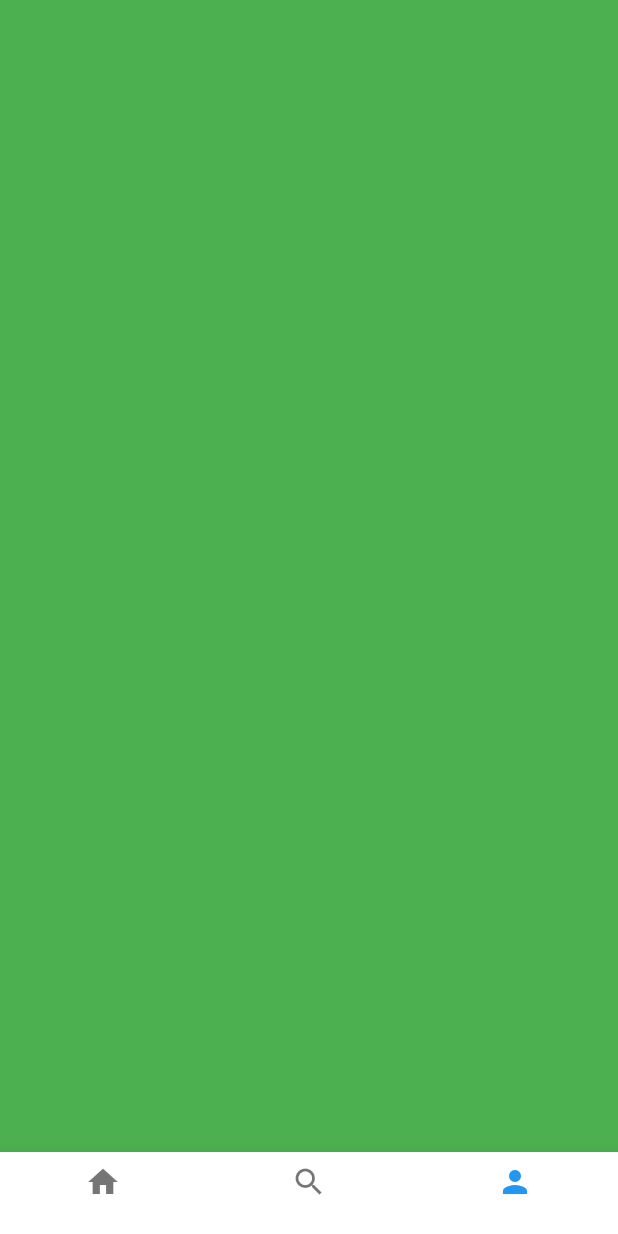
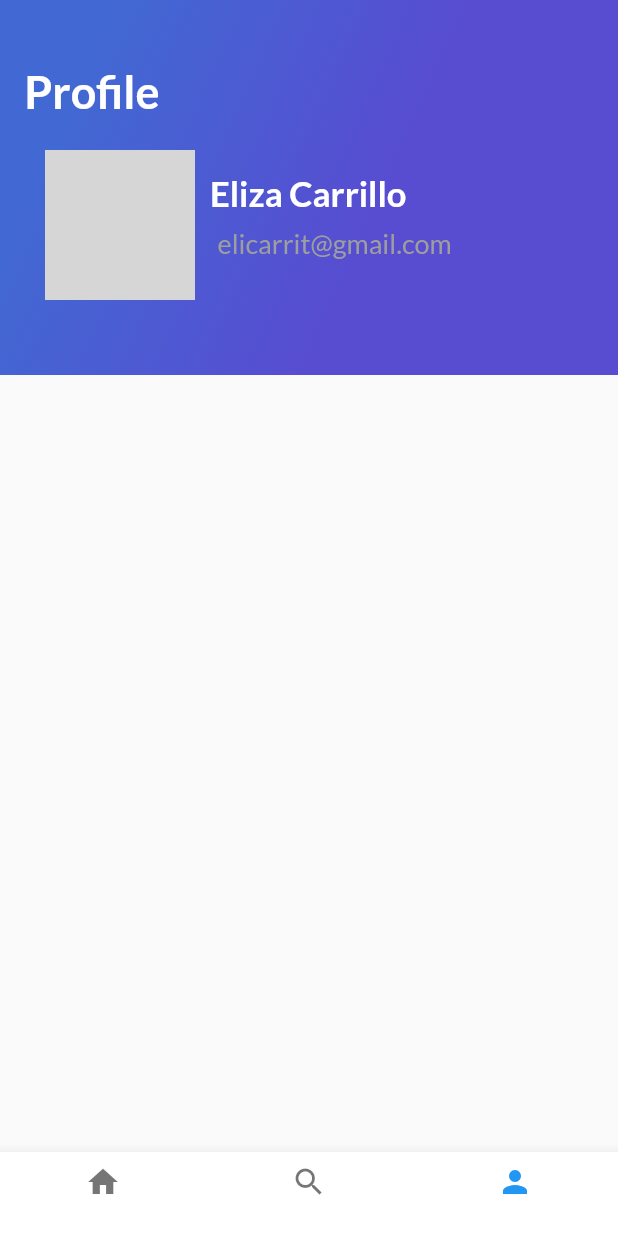
Before and after one commit to OscarArias1234/app1, a Flutter app: the screen it shows after launch, item 3 of the bottom bar chosen, on a phone screen of 412 x 824 dp. Run offline on Flutter 3.47's test engine with Material 2 defaults, Android fonts, the phone set to English and light mode, and no system bars; grey boxes are pictures that could not be loaded.

Commit message:
se crea el encabezado de la vista profile, manejando los datos por una clase adicional

```diff
--- a/lib/header_appbar.dart
+++ b/lib/header_appbar.dart
@@ -3,11 +3,15 @@ import 'gradient_back.dart';
 import 'card_image_list.dart';
 
 class HeaderAppBar extends StatelessWidget {
+  String titleView;
+
+  HeaderAppBar(this.titleView);
+
   @override
   Widget build(BuildContext context) {
     // TODO: implement build
     return Stack(
-      children: <Widget>[GradientBack("Bienvenido"), CardImageList()],
+      children: <Widget>[GradientBack(titleView), CardImageList()],
     );
   }
 }
--- a/lib/home_trips.dart
+++ b/lib/home_trips.dart
@@ -25,7 +25,7 @@ class HomeTrips extends StatelessWidget {
             ReviewList(),
           ],
         ),
-        HeaderAppBar(),
+        HeaderAppBar("Home"),
       ],
     );
   }
--- a/lib/platzi_trips.dart
+++ b/lib/platzi_trips.dart
@@ -1,3 +1,4 @@
+import 'package:app1/profile_abbbar.dart';
 import 'package:app1/profile_trips.dart';
 import 'package:app1/search_trips.dart';
 import 'package:flutter/material.dart';
@@ -18,7 +19,7 @@ class _PlatziTrips extends State<PlatziTrips> {
     //lista para mostar las vistas de menu de navegacion
     HomeTrips(),
     SearchTrips(),
-    ProfileTrips()
+    ProfileAbbBar()
   ];
 
   void onTapTapped(int index) {
--- /dev/null
+++ b/lib/profile_abbbar.dart
@@ -0,0 +1,19 @@
+import 'package:app1/profile_trips.dart';
+import 'package:flutter/material.dart';
+import 'gradient_back.dart';
+
+class ProfileAbbBar extends StatelessWidget {
+  String titleView = "Profile";
+
+  @override
+  Widget build(BuildContext context) {
+    // TODO: implement build
+    return Stack(
+      children: <Widget>[
+        GradientBack(titleView),
+        ProfileTrips(
+            "assets/img/ann.png", "Eliza Carrillo", "elicarrit@gmail.com")
+      ],
+    );
+  }
+}
--- a/lib/profile_trips.dart
+++ b/lib/profile_trips.dart
@@ -1,30 +1,72 @@
+import 'package:app1/gradient_back.dart';
 import 'package:flutter/material.dart';
+
+import 'header_appbar.dart';
 //import 'profile_header.dart';
 //import 'profile_places_list.dart';
 //import 'profile_background.dart';
 
 class ProfileTrips extends StatelessWidget {
+  String pathImage = "assets/img/people.jpg";
+  String name = "Varuna Yasas";
+  String email = "";
+
+  ProfileTrips(this.pathImage, this.name, this.email);
+
   @override
   Widget build(BuildContext context) {
     // TODO: implement build
-    /*return Container(
-      color: Colors.indigo,
-    );*/
-    return Container(
-      color: Colors.green,
+
+    final userInfo = Container(
+      margin: EdgeInsets.only(top: 8.0, left: 15.0),
+      child: Text(
+        email,
+        textAlign: TextAlign.left,
+        style:
+            TextStyle(fontFamily: "Lato", fontSize: 18.0, color: Colors.grey),
+      ),
     );
 
-    /*Stack(
+    final userName = Container(
+      margin: EdgeInsets.only(top: 115.0, left: 10.0),
+      child: Text(
+        name,
+        textAlign: TextAlign.left,
+        style: TextStyle(
+            fontFamily: "Lato-Bold", fontSize: 23.0, color: Colors.white),
+      ),
+    );
+//todos los final anteriores estan contenidos aca en una columna para ser mostrados en vertical
+    final userDetails = Column(
+      crossAxisAlignment: CrossAxisAlignment.start,
       children: <Widget>[
-        ProfileBackground(),
-        ListView(
-          children: <Widget>[
-            ProfileHeader(),
-            ProfilePlacesList()
+        userName,
+        userInfo,
+      ],
+    );
 
-          ],
+    final photo = Container(
+      margin: EdgeInsets.only(top: 100.0, left: 30.0),
+      width: 100.0,
+      height: 100.0,
+      decoration: BoxDecoration(
+        border: Border.all(width: 3, color: Colors.white),
+        shape: BoxShape.circle, //
+        image: DecorationImage(
+          fit: BoxFit.cover,
+          image: AssetImage(pathImage),
         ),
+      ),
+    );
+
+    final profiledetails = Row(
+      crossAxisAlignment: CrossAxisAlignment.start,
+      children: <Widget>[
+        photo,
+        Row(children: <Widget>[userDetails]),
       ],
-    );*/
+    );
+
+    return profiledetails;
   }
 }
--- a/lib/review_list.dart
+++ b/lib/review_list.dart
@@ -10,7 +10,7 @@ class ReviewList extends StatelessWidget {
       children: <Widget>[
         Review("assets/img/people.jpg", "Varuna Yasas", "1 review · 5 photos",
             "There is an amazing place in Sri Lanka"),
-        Review("assets/img/ann.png", "Anahí Salgado", "2 review · 5 photos",
+        Review("assets/img/ann.png", "Eliza Carrillo", "2 review · 5 photos",
             "There is an amazing place in Sri Lanka"),
         Review("assets/img/girl.jpg", "Gissele Thomas", "2 review · 2 photos",
             "There is an amazing place in Sri Lanka"),
```
